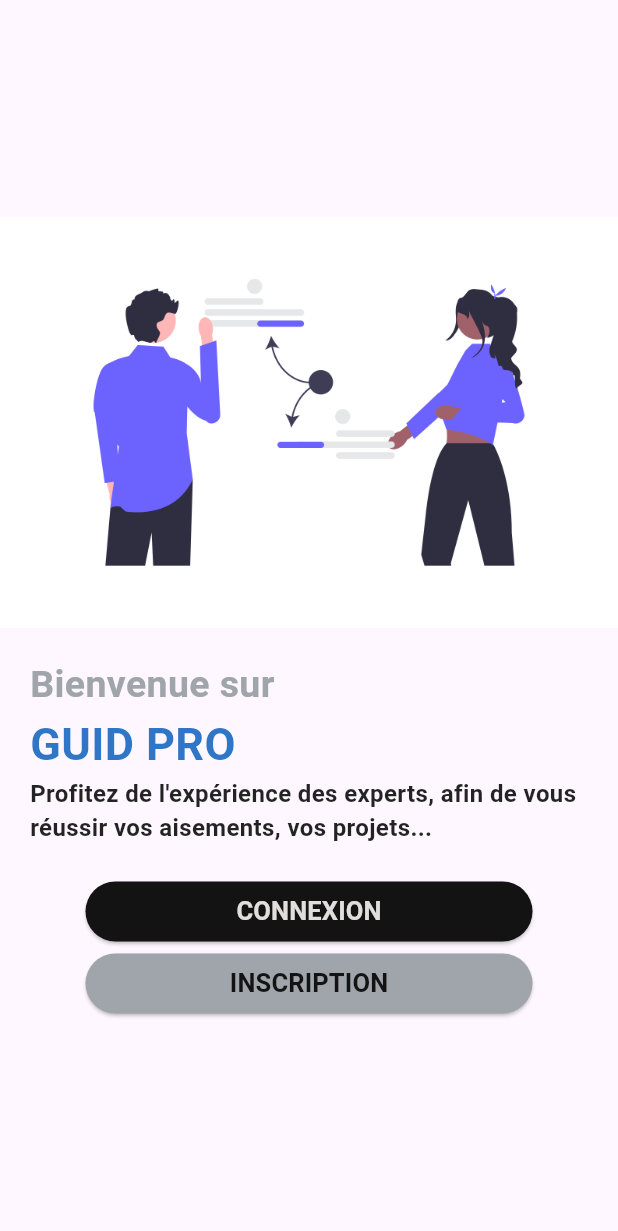
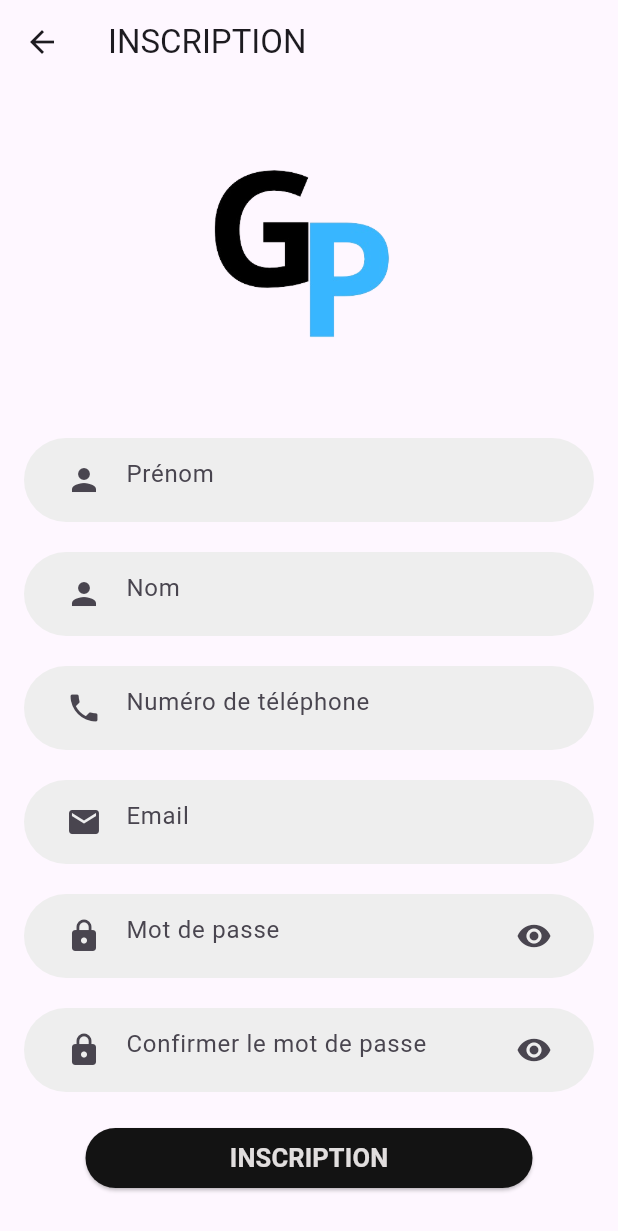
Before and after one commit to JokerAphro17/guidpro-app-mobile, a Flutter app: the screen it shows after launch, after a tap on "INSCRIPTION", on a phone screen of 412 x 824 dp. Shown: the top 1231 px of the screen. Run offline on Flutter 3.47's test engine with Material 3 defaults, Android fonts, the phone set to English and light mode, and no system bars.

Commit message:
login and signup screens

```diff
--- a/lib/main.dart
+++ b/lib/main.dart
@@ -1,4 +1,6 @@
 import 'package:flutter/material.dart';
+import 'package:guidpro_mobile/views/auth/login.dart';
+import 'package:guidpro_mobile/views/auth/signup.dart';
 import 'package:guidpro_mobile/views/board.dart';
 
 void main() {
@@ -17,6 +19,10 @@ class MyApp extends StatelessWidget {
         primarySwatch: Colors.blue,
       ),
       home: const Board(),
+      routes: {
+        '/login': (context) =>  LoginScreen(),
+        '/signup': (context) =>  SignUpScreen(),
+      },
 
     );
   }
--- /dev/null
+++ b/lib/views/auth/signup.dart
@@ -0,0 +1,161 @@
+import 'package:flutter/material.dart';
+import 'package:guidpro_mobile/constants/Theme.dart';
+import 'package:guidpro_mobile/views/widgets/buttons.dart';
+
+void main() {
+  runApp(MaterialApp(
+    title: 'Guide Pro',
+    theme: ThemeData(
+      primarySwatch: Colors.blue,
+    ),
+    home: SignUpScreen(),
+  ));
+}
+
+class SignUpScreen extends StatelessWidget {
+  @override
+  Widget build(BuildContext context) {
+    return Scaffold(
+      appBar: AppBar(
+        title: Text('INSCRIPTION'),
+      ),
+      body: SignUpForm(),
+    );
+  }
+}
+
+class SignUpForm extends StatefulWidget {
+  @override
+  _SignUpFormState createState() => _SignUpFormState();
+}
+
+class _SignUpFormState extends State<SignUpForm> {
+  bool _obscureText = true;
+
+  void _togglePasswordVisibility() {
+    setState(() {
+      _obscureText = !_obscureText;
+    });
+  }
+
+  @override
+  Widget build(BuildContext context) {
+    return SingleChildScrollView( // Wrap with SingleChildScrollView
+      child: Padding(
+        padding: EdgeInsets.all(16.0),
+        child: Column(
+          mainAxisAlignment: MainAxisAlignment.center,
+          children: <Widget>[
+            // Logo Image
+            Container(
+              width: 200,
+              height: 200,
+              decoration: BoxDecoration(
+                shape: BoxShape.circle,
+                image: DecorationImage(
+                  image: AssetImage('assets/img/gp.png'),
+                  fit: BoxFit.fill,
+                ),
+              ),
+            ),
+            SizedBox(height: 20.0),
+            // First Name Input Field
+            RoundedInputField(
+              icon: Icons.person,
+              hintText: 'Prénom',
+            ),
+            SizedBox(height: 20.0),
+            // Last Name Input Field
+            RoundedInputField(
+              icon: Icons.person,
+              hintText: 'Nom',
+            ),
+            SizedBox(height: 20.0),
+            // Phone Number Input Field
+            RoundedInputField(
+              icon: Icons.phone,
+              hintText: 'Numéro de téléphone',
+              keyboardType: TextInputType.phone,
+            ),
+            SizedBox(height: 20.0),
+            // Email Input Field
+            RoundedInputField(
+              icon: Icons.email,
+              hintText: 'Email',
+            ),
+            SizedBox(height: 20.0),
+            // Password Input Field
+            RoundedInputField(
+              icon: Icons.lock,
+              hintText: 'Mot de passe',
+              obscureText: _obscureText,
+              suffixIcon: IconButton(
+                icon: Icon(_obscureText ? Icons.visibility : Icons.visibility_off),
+                onPressed: _togglePasswordVisibility,
+              ),
+            ),
+            SizedBox(height: 20.0),
+            // Confirm Password Input Field
+            RoundedInputField(
+              icon: Icons.lock,
+              hintText: 'Confirmer le mot de passe',
+              obscureText: _obscureText,
+              suffixIcon: IconButton(
+                icon: Icon(_obscureText ? Icons.visibility : Icons.visibility_off),
+                onPressed: _togglePasswordVisibility,
+              ),
+            ),
+            SizedBox(height: 20.0),
+            // Sign Up Button
+            CustomTextButton(
+              text: 'INSCRIPTION',
+              backgroundColor: MaterialColors.black,
+              textColor: MaterialColors.white,
+              onPressed: () {
+                // Add your logic for the onPressed callback
+                print('Sign Up button pressed');
+              },
+            ),
+          ],
+        ),
+      ),
+    );
+  }
+}
+
+class RoundedInputField extends StatelessWidget {
+  final IconData icon;
+  final String hintText;
+  final bool obscureText;
+  final Widget? suffixIcon;
+  final TextInputType? keyboardType;
+
+  const RoundedInputField({
+    required this.icon,
+    required this.hintText,
+    this.obscureText = false,
+    this.suffixIcon,
+    this.keyboardType,
+  });
+
+  @override
+  Widget build(BuildContext context) {
+    return Container(
+      padding: const EdgeInsets.symmetric(horizontal: 16, vertical: 4),
+      decoration: BoxDecoration(
+        color: Colors.grey[200],
+        borderRadius: BorderRadius.circular(30),
+      ),
+      child: TextField(
+        obscureText: obscureText,
+        keyboardType: keyboardType,
+        decoration: InputDecoration(
+          prefixIcon: Icon(icon),
+          hintText: hintText,
+          suffixIcon: suffixIcon,
+          border: InputBorder.none,
+        ),
+      ),
+    );
+  }
+}
--- a/lib/views/board.dart
+++ b/lib/views/board.dart
@@ -1,5 +1,6 @@
 import 'package:flutter/material.dart';
 import 'package:guidpro_mobile/constants/Theme.dart';
+import 'package:guidpro_mobile/views/widgets/buttons.dart';
 
 class Board extends StatelessWidget {
   const Board({Key? key});
@@ -54,7 +55,7 @@ class Board extends StatelessWidget {
                     textColor: MaterialColors.white,
                     onPressed: () {
                       // Add your logic for the onPressed callback
-                      print('Connexion');
+                      Navigator.pushNamed(context, '/login');
                     },
                   ),
                   CustomTextButton(
@@ -62,8 +63,8 @@ class Board extends StatelessWidget {
                     backgroundColor: MaterialColors.placeholder,
                     textColor: MaterialColors.black,
                     onPressed: () {
-                      print('Inscription');
                       // Add your logic for the onPressed callback
+                      Navigator.pushNamed(context, '/signup');
                     },
                   ),
                 ],
@@ -77,36 +78,3 @@ class Board extends StatelessWidget {
 }
 
 // Custom TextButton widget
-class CustomTextButton extends StatelessWidget {
-  final String text;
-  final Function()? onPressed;
-  final Color backgroundColor;
-  final Color textColor;
-
-  const CustomTextButton({
-    Key? key,
-    required this.text,
-    required this.onPressed,
-    required this.backgroundColor,
-    required this.textColor,
-  }) : super(key: key);
-
-  @override
-  Widget build(BuildContext context) {
-    return ElevatedButton(
-      onPressed: onPressed,
-      style: TextButton.styleFrom(
-        backgroundColor: backgroundColor,
-      ),
-      child: SizedBox(
-        width: 250,
-        child: Center(
-          child: Text(
-            text,
-            style: TextStyle(fontSize: 17, fontWeight: FontWeight.bold, color: textColor),
-          ),
-        ),
-      ),
-    );
-  }
-}
--- /dev/null
+++ b/lib/views/widgets/buttons.dart
@@ -0,0 +1,34 @@
+import 'package:flutter/material.dart';
+class CustomTextButton extends StatelessWidget {
+  final String text;
+  final Function()? onPressed;
+  final Color backgroundColor;
+  final Color textColor;
+
+  const CustomTextButton({
+    Key? key,
+    required this.text,
+    required this.onPressed,
+    required this.backgroundColor,
+    required this.textColor,
+  }) : super(key: key);
+
+  @override
+  Widget build(BuildContext context) {
+    return ElevatedButton(
+      onPressed: onPressed,
+      style: TextButton.styleFrom(
+        backgroundColor: backgroundColor,
+      ),
+      child: SizedBox(
+        width: 250,
+        child: Center(
+          child: Text(
+            text,
+            style: TextStyle(fontSize: 17, fontWeight: FontWeight.bold, color: textColor),
+          ),
+        ),
+      ),
+    );
+  }
+}
--- a/pubspec.yaml
+++ b/pubspec.yaml
@@ -64,6 +64,8 @@ flutter:
     - assets/img/logo-android.png
     - assets/img/logo-ios.png
     - assets/img/help.png
+    - assets/img/gp_guidepro.png
+    - assets/img/gp.png
 
   # To add assets to your application, add an assets section, like this:
   # assets:
```
Also changed, not shown: lib/views/Onboarding.dart (deleted, +0 -66 lines), lib/views/auth/login.dart (added, +146 -0 lines), lib/views/login.dart (deleted, +0 -79 lines), assets/img/gp.png (added), assets/img/gp_guidepro.png (added).
